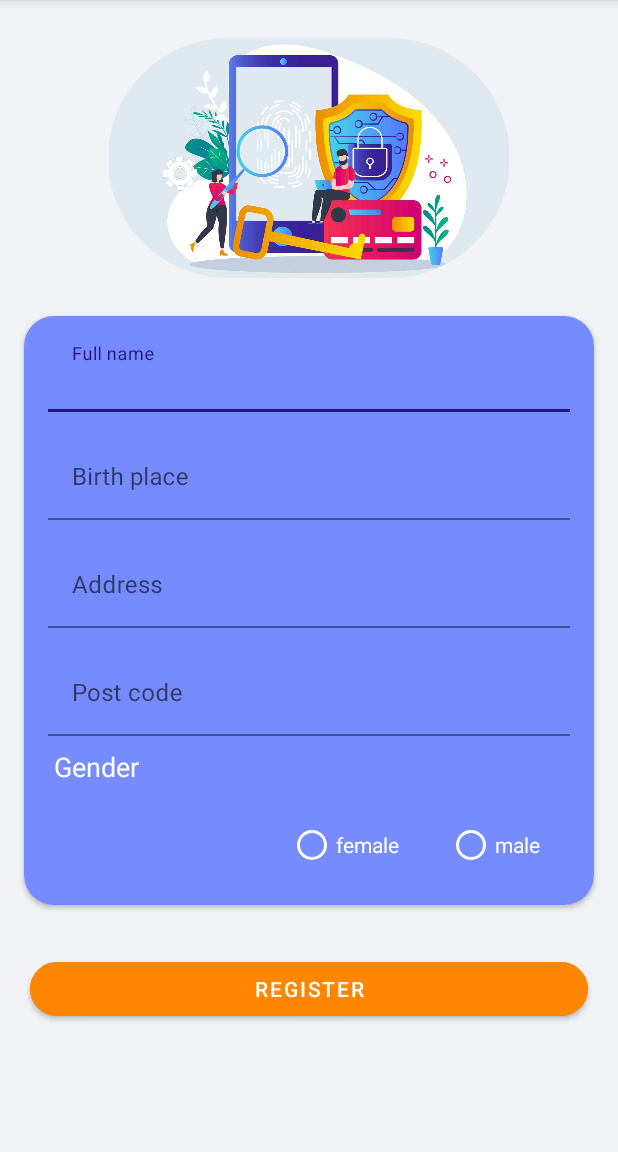
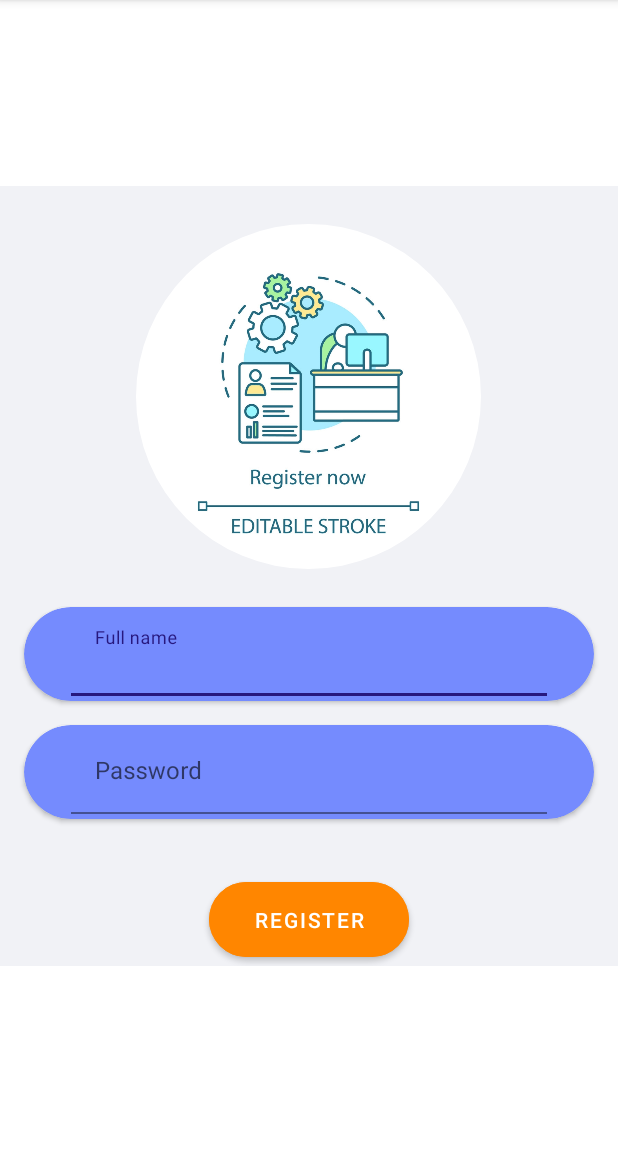
Before and after one commit to zahhard/bank, an Android app: the fragment LoginFragment shown on its own in the app's theme, on a phone screen of 412 x 824 dp, the part 84-1236 px from its top. Run offline under Robolectric (Android 15) with nearby library versions, the phone set to English and light mode, and no system bars.

Commit message:
fragment_login.xml added

```diff
--- a/app/src/main/res/layout/fragment_login.xml
+++ b/app/src/main/res/layout/fragment_login.xml
@@ -1,46 +1,37 @@
 <?xml version="1.0" encoding="utf-8"?>
-<ScrollView
+<LinearLayout
 xmlns:android="http://schemas.android.com/apk/res/android"
 xmlns:app="http://schemas.android.com/apk/res-auto"
 xmlns:tools="http://schemas.android.com/tools"
 android:layout_width="match_parent"
-    android:layout_height="match_parent"
+android:orientation="vertical"
+android:layout_gravity="center"
+android:layout_height="wrap_content"
 android:background="@color/bakground"
 tools:context=".MainActivity">
 
-    <LinearLayout
-        android:layout_width="match_parent"
-        android:layout_height="wrap_content"
-        android:orientation="vertical">
-
 <com.google.android.material.imageview.ShapeableImageView
-            android:layout_width="268dp"
-            android:layout_height="160dp"
+    android:layout_width="230dp"
+    android:layout_height="230dp"
     android:layout_gravity="center"
     android:layout_marginTop="25dp"
     app:shapeAppearanceOverlay="@style/Rounded"
-            app:srcCompat="@drawable/img" />
+    app:srcCompat="@drawable/register_now" />
 
 <androidx.cardview.widget.CardView
     android:layout_width="match_parent"
     android:layout_height="wrap_content"
     android:layout_marginHorizontal="16dp"
     android:layout_marginTop="25sp"
+    android:backgroundTint="@color/light_blue"
     android:layout_marginBottom="16dp"
-            app:cardCornerRadius="20dp">
-
-
-            <LinearLayout
-                android:layout_width="match_parent"
-                android:layout_height="match_parent"
-                android:background="@color/light_blue"
-                android:orientation="vertical">
+    app:cardCornerRadius="50dp">
 
     <com.google.android.material.textfield.TextInputLayout
         android:id="@+id/myTextInputLayoutName"
         android:layout_width="match_parent"
         android:layout_height="wrap_content"
-                    android:layout_marginVertical="8dp"
+        android:layout_marginVertical="3dp"
         android:layout_marginHorizontal="16dp">
 
         <com.google.android.material.textfield.TextInputEditText
@@ -49,17 +40,25 @@
             android:layout_height="wrap_content"
             android:background="@color/light_blue"
             android:hint="@string/name"
+            android:layout_marginHorizontal="15dp"
             android:inputType="textAutoCorrect"
             android:singleLine="true"
             android:textColor="@color/white" />
     </com.google.android.material.textfield.TextInputLayout>
+</androidx.cardview.widget.CardView>
 
-
+<androidx.cardview.widget.CardView
+    android:layout_width="match_parent"
+    android:layout_height="wrap_content"
+    android:layout_marginHorizontal="16dp"
+    android:backgroundTint="@color/light_blue"
+    android:layout_marginBottom="16dp"
+    app:cardCornerRadius="50dp">
     <com.google.android.material.textfield.TextInputLayout
         android:id="@+id/myTextInputLayoutCode"
         android:layout_width="match_parent"
         android:layout_height="wrap_content"
-                    android:layout_marginVertical="8dp"
+        android:layout_marginVertical="3dp"
         android:layout_marginHorizontal="16dp"
         android:inputType="number">
 
@@ -67,98 +66,24 @@
             android:id="@+id/my_editTextBirth"
             android:layout_width="match_parent"
             android:layout_height="wrap_content"
-                        android:hint="@string/birth_place"
+            android:layout_marginHorizontal="15dp"
+            android:hint="Password"
             android:singleLine="true"
             android:background="@color/light_blue"
             android:textColor="@color/white" />
     </com.google.android.material.textfield.TextInputLayout>
-
-
-                <com.google.android.material.textfield.TextInputLayout
-                    android:id="@+id/myTextInputLayout1"
-                    android:layout_width="match_parent"
-                    android:layout_height="wrap_content"
-                    android:layout_marginVertical="8dp"
-                    android:layout_marginHorizontal="16dp">
-
-                    <com.google.android.material.textfield.TextInputEditText
-                        android:id="@+id/my_editText1"
-                        android:layout_width="match_parent"
-                        android:layout_height="wrap_content"
-                        android:hint="@string/address"
-                        android:singleLine="true"
-                        android:background="@color/light_blue"
-                        android:textColor="@color/white" />
-                </com.google.android.material.textfield.TextInputLayout>
-
-
-                <com.google.android.material.textfield.TextInputLayout
-                    android:id="@+id/myTextInputLayoutPost"
-                    android:layout_width="match_parent"
-                    android:layout_height="wrap_content"
-                    android:layout_marginVertical="8dp"
-                    android:layout_marginHorizontal="16dp">
-
-                    <com.google.android.material.textfield.TextInputEditText
-                        android:id="@+id/my_editTextPost"
-                        android:layout_width="match_parent"
-                        android:layout_height="wrap_content"
-                        android:hint="@string/post_code"
-                        android:singleLine="true"
-                        android:background="@color/light_blue"
-                        android:textColor="@color/white"
-                        android:inputType="number"/>
-                </com.google.android.material.textfield.TextInputLayout>
-
-                <TextView
-                    android:layout_width="match_parent"
-                    android:layout_height="wrap_content"
-                    android:text="@string/gender"
-                    android:layout_marginHorizontal="20dp"
-                    android:textSize="18sp"
-                    android:textColor="@color/white"/>
-
-                <RadioGroup
-                    android:id="@+id/gender"
-                    android:layout_width="match_parent"
-                    android:layout_height="wrap_content"
-                    android:orientation="horizontal"
-                    android:layout_marginHorizontal="20dp"
-                    android:gravity="end"
-                    android:layout_marginVertical="16dp">
-
-                    <RadioButton
-                        android:id="@+id/weman"
-                        android:layout_width="wrap_content"
-                        android:layout_height="wrap_content"
-                        android:layout_marginHorizontal="16dp"
-                        android:buttonTint="@color/white"
-                        android:text="@string/woman"
-                        android:textColor="@color/white" />
-
-                    <RadioButton
-                        android:id="@+id/men"
-                        android:layout_width="wrap_content"
-                        android:layout_height="wrap_content"
-                        android:layout_marginHorizontal="16dp"
-                        android:buttonTint="@color/white"
-                        android:text="@string/man"
-
-                        android:textColor="@color/white" />
-                </RadioGroup>
-            </LinearLayout>
 </androidx.cardview.widget.CardView>
 
 <Button
     android:id="@+id/button"
-            android:layout_width="match_parent"
+    android:layout_width="wrap_content"
     android:layout_height="wrap_content"
     android:text="@string/regester"
     android:backgroundTint="#FF8600"
-            android:layout_marginHorizontal="20dp"
-            android:layout_marginVertical="16dp"
-            app:cornerRadius="30sp"
+    android:layout_gravity="center"
+    android:paddingHorizontal="30sp"
+    android:paddingVertical="15dp"
+    android:layout_marginTop="20dp"
+    app:cornerRadius="50sp"
     />
-
 </LinearLayout>
-</ScrollView>
```
Also changed, not shown: app/src/main/res/drawable/register_now.jpg (added). Lines whose indentation alone changed are shown as unchanged.
